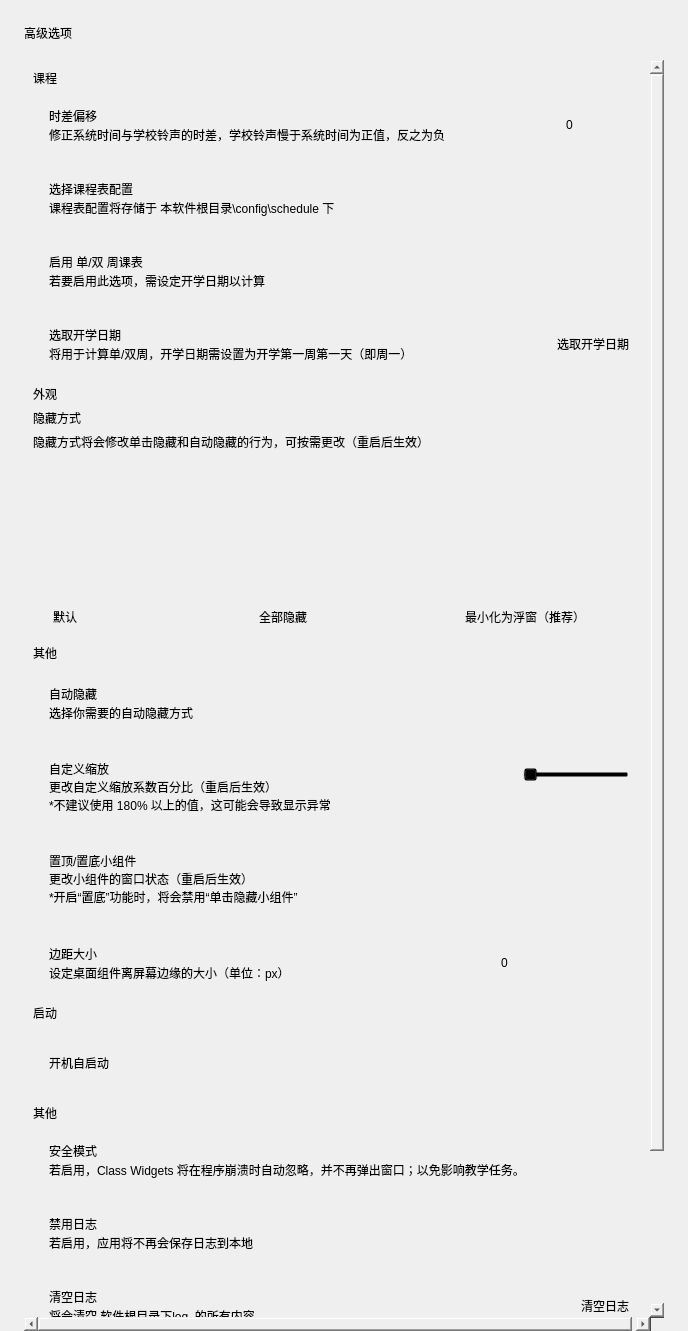
First picture: the form in view/menu/advance.ui, repository Class-Widgets/Class-Widgets, before the edit.
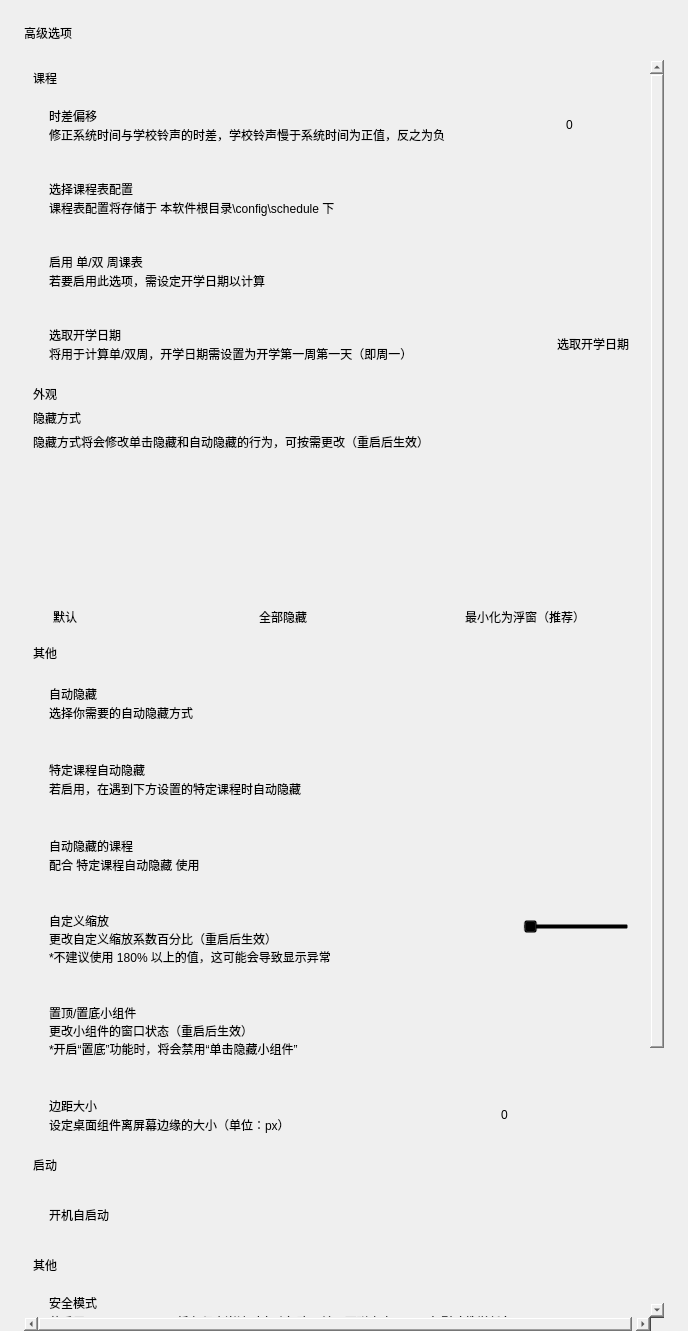
Second picture: the form after the edit. Icons and pictures are not drawn. Custom widgets are drawn as their Qt base class.

Diff of the .ui file:
```diff
--- a/view/menu/advance.ui
+++ b/view/menu/advance.ui
@@ -671,6 +671,168 @@
            </layout>
           </widget>
          </item>
+         <item>
+          <widget class="CardWidget" name="CardWidget_14">
+           <property name="minimumSize">
+            <size>
+             <width>0</width>
+             <height>70</height>
+            </size>
+           </property>
+           <layout class="QHBoxLayout" name="horizontalLayout_15">
+            <property name="spacing">
+             <number>16</number>
+            </property>
+            <property name="leftMargin">
+             <number>16</number>
+            </property>
+            <property name="topMargin">
+             <number>16</number>
+            </property>
+            <property name="rightMargin">
+             <number>16</number>
+            </property>
+            <property name="bottomMargin">
+             <number>16</number>
+            </property>
+            <item>
+             <layout class="QVBoxLayout" name="verticalLayout_24">
+              <property name="spacing">
+               <number>0</number>
+              </property>
+              <item>
+               <widget class="StrongBodyLabel" name="StrongBodyLabel_16">
+                <property name="sizePolicy">
+                 <sizepolicy hsizetype="Expanding" vsizetype="Preferred">
+                  <horstretch>0</horstretch>
+                  <verstretch>0</verstretch>
+                 </sizepolicy>
+                </property>
+                <property name="text">
+                 <string>特定课程自动隐藏</string>
+                </property>
+               </widget>
+              </item>
+              <item>
+               <widget class="CaptionLabel" name="CaptionLabel_14">
+                <property name="text">
+                 <string>若启用，在遇到下方设置的特定课程时自动隐藏</string>
+                </property>
+                <property name="wordWrap">
+                 <bool>false</bool>
+                </property>
+                <property name="lightColor" stdset="0">
+                 <color alpha="150">
+                  <red>0</red>
+                  <green>0</green>
+                  <blue>0</blue>
+                 </color>
+                </property>
+                <property name="darkColor" stdset="0">
+                 <color alpha="200">
+                  <red>255</red>
+                  <green>255</green>
+                  <blue>255</blue>
+                 </color>
+                </property>
+               </widget>
+              </item>
+             </layout>
+            </item>
+            <item>
+             <widget class="SwitchButton" name="switch_exclude_startup" native="true">
+              <property name="onText" stdset="0">
+               <string>启用</string>
+              </property>
+              <property name="offText" stdset="0">
+               <string>禁用</string>
+              </property>
+             </widget>
+            </item>
+           </layout>
+          </widget>
+         </item>
+         <item>
+          <widget class="CardWidget" name="CardWidget_15">
+           <property name="minimumSize">
+            <size>
+             <width>0</width>
+             <height>70</height>
+            </size>
+           </property>
+           <layout class="QHBoxLayout" name="horizontalLayout_16">
+            <property name="spacing">
+             <number>16</number>
+            </property>
+            <property name="leftMargin">
+             <number>16</number>
+            </property>
+            <property name="topMargin">
+             <number>16</number>
+            </property>
+            <property name="rightMargin">
+             <number>16</number>
+            </property>
+            <property name="bottomMargin">
+             <number>16</number>
+            </property>
+            <item>
+             <layout class="QVBoxLayout" name="verticalLayout_25">
+              <property name="spacing">
+               <number>0</number>
+              </property>
+              <item>
+               <widget class="StrongBodyLabel" name="StrongBodyLabel_17">
+                <property name="sizePolicy">
+                 <sizepolicy hsizetype="Expanding" vsizetype="Preferred">
+                  <horstretch>0</horstretch>
+                  <verstretch>0</verstretch>
+                 </sizepolicy>
+                </property>
+                <property name="text">
+                 <string>自动隐藏的课程</string>
+                </property>
+               </widget>
+              </item>
+              <item>
+               <widget class="CaptionLabel" name="CaptionLabel_14">
+                <property name="text">
+                 <string>配合 特定课程自动隐藏 使用</string>
+                </property>
+                <property name="wordWrap">
+                 <bool>false</bool>
+                </property>
+                <property name="lightColor" stdset="0">
+                 <color alpha="150">
+                  <red>0</red>
+                  <green>0</green>
+                  <blue>0</blue>
+                 </color>
+                </property>
+                <property name="darkColor" stdset="0">
+                 <color alpha="200">
+                  <red>255</red>
+                  <green>255</green>
+                  <blue>255</blue>
+                 </color>
+                </property>
+               </widget>
+              </item>
+             </layout>
+            </item>
+           <item>
+             <widget class="LineEdit" name="excluded_lessons">
+              <property name="sizePolicy">
+               <sizepolicy hsizetype="Maximum" vsizetype="Fixed">
+                <horstretch>0</horstretch>
+                <verstretch>0</verstretch>
+               </sizepolicy>
+              </property>
+             </widget>
+            </item>
+           </layout>
+          </widget>
+         </item>
          <item>
           <widget class="CardWidget" name="CardWidget_13">
            <property name="minimumSize">
```
